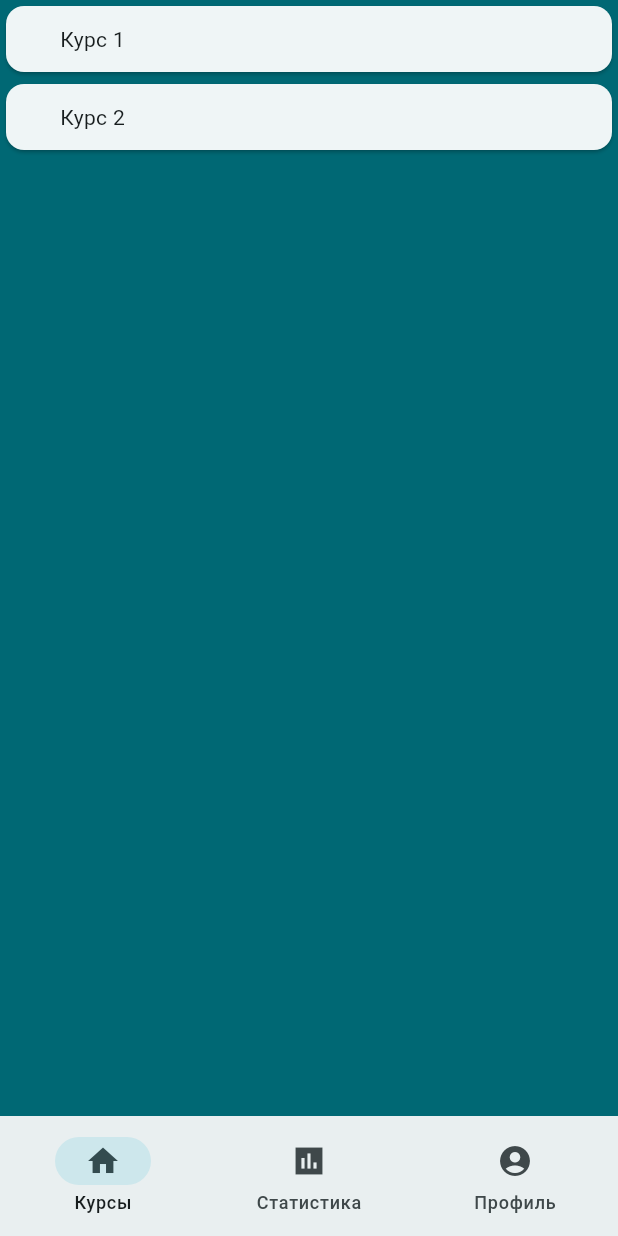
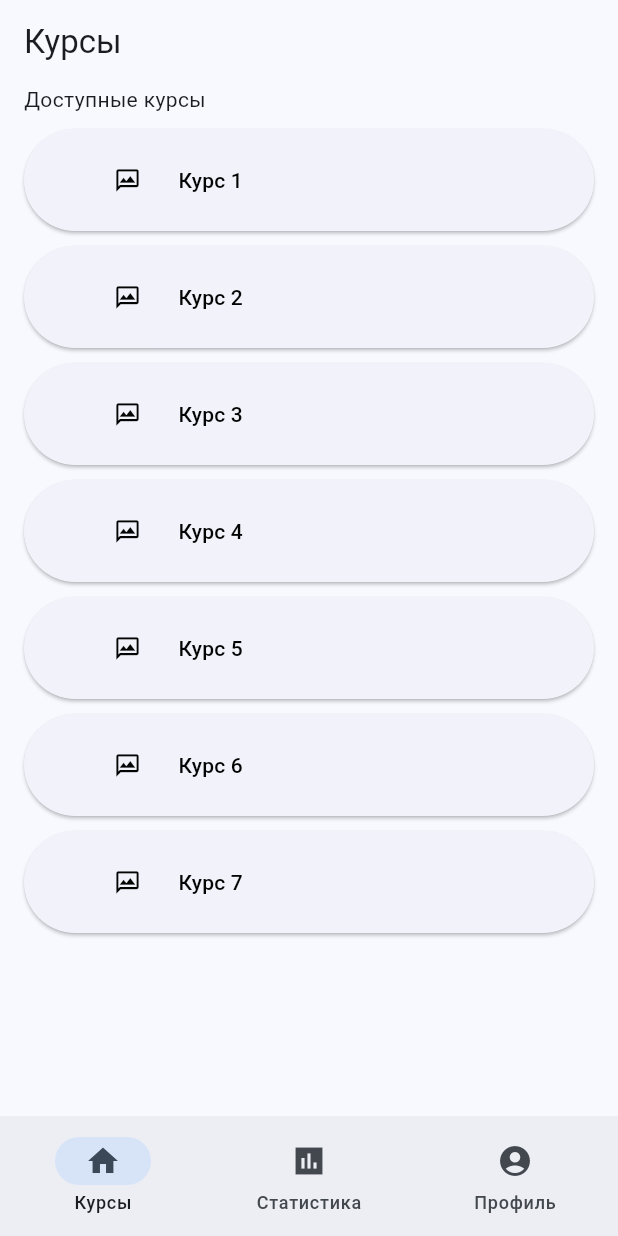
Before and after one commit to andrey-zinoviev-dev/flutter-sova, a Flutter app: the MainScreen screen opened directly, on a phone screen of 412 x 824 dp. Run offline on Flutter 3.47's test engine with Material 3 defaults, Android fonts, the phone set to English and light mode, and no system bars.

Commit message:
updated sova flutter

```diff
--- a/lib/main.dart
+++ b/lib/main.dart
@@ -29,9 +29,15 @@ class MyApp extends StatelessWidget {
         // This works for code too, not just values: Most code changes can be
         // tested with just a hot reload.
         colorScheme: ColorScheme.fromSeed(
-            seedColor: const Color.fromARGB(255, 243, 243, 243)),
-        // useMaterial3: true,
+          seedColor: Colors.blue,
+          primary: const Color.fromARGB(255, 4, 4, 4),
+          // seedColor: const Color.fromARGB(255, 235, 235, 235),
+          // primary: const Color.fromARGB(255, 19, 19, 19),
         ),
+        brightness: Brightness.light,
+        useMaterial3: true,
+      ),
+      debugShowCheckedModeBanner: false,
       home: const MyHomePage(title: 'Flutter Demo Home Page'),
     );
   }
@@ -96,9 +102,10 @@ class WelcomeWidget extends StatelessWidget {
 
   @override
   Widget build(BuildContext context) {
-    return Container(
+    return Scaffold(
+      body: Container(
         padding: EdgeInsets.all(16.0),
-      color: Color.fromRGBO(243, 243, 243, 1),
+        // color: Color.fromRGBO(243, 243, 243,ß 1),
         child: Column(
           mainAxisAlignment: MainAxisAlignment.center,
           children: [
@@ -114,8 +121,8 @@ class WelcomeWidget extends StatelessWidget {
                 child: Text("Войти"))
           ],
         ),
-    );
-    //  Column(
+      ),
+    ); //  Column(
     //   mainAxisAlignment: MainAxisAlignment.center,
     //   children: [Text("SOVA", style: TextStyle(
     //     fontSize: 64,
@@ -139,6 +146,22 @@ class _MainScreenState extends State<MainScreen> {
 
   @override
   Widget build(BuildContext context) {
+    final theme = Theme.of(context).colorScheme.primary;
+
+    String title;
+    switch (index) {
+      case 0:
+        title = "Курсы";
+        break;
+      case 1:
+        title = "Статистика";
+        break;
+      case 2:
+        title = "Профиль";
+      default:
+        throw UnimplementedError('no title for $index');
+    }
+
     Widget screen;
     switch (index) {
       case 0:
@@ -153,9 +176,17 @@ class _MainScreenState extends State<MainScreen> {
       default:
         throw UnimplementedError('no widget for $index');
     }
+
+    // final theme = Theme .of(context).colorScheme.surface;
+
     return Scaffold(
+        appBar: AppBar(
+          automaticallyImplyLeading: false,
+          title: Text(title),
+        ),
         body: Container(
-          color: Theme.of(context).primaryColor,
+          // color: Theme.of(context).
+          // color: theme,
           child: screen,
         ),
         bottomNavigationBar: NavigationBar(
@@ -220,17 +251,50 @@ class CustomForm extends StatelessWidget {
   }
 }
 
-class CoursesPage extends StatelessWidget {
+class CoursesPage extends StatefulWidget {
   const CoursesPage({super.key});
 
   @override
+  State<CoursesPage> createState() => _CoursesPageState();
+}
+
+class _CoursesPageState extends State<CoursesPage> {
+  int index = 0;
+
+  @override
   Widget build(BuildContext context) {
-    return ListView(
+    return Padding(
+      padding: const EdgeInsets.only(top: 0, left: 16, right: 16, bottom: 0),
+      child: LayoutBuilder(builder: (context, constraints) {
+        return SingleChildScrollView(
+            child: ConstrainedBox(
+          constraints: BoxConstraints(minHeight: constraints.maxHeight),
+          child: Column(
+            mainAxisAlignment: MainAxisAlignment.start,
+            crossAxisAlignment: CrossAxisAlignment.start,
             children: [
+              Text("Доступные курсы"),
+              SizedBox(
+                height: 10,
+              ),
               CourseWidget(courseLabel: "Курс 1"),
-        CourseWidget(courseLabel: "Курс 2")
+              CourseWidget(courseLabel: "Курс 2"),
+              CourseWidget(courseLabel: "Курс 3"),
+              CourseWidget(courseLabel: "Курс 4"),
+              CourseWidget(courseLabel: "Курс 5"),
+              CourseWidget(courseLabel: "Курс 6"),
+              CourseWidget(courseLabel: "Курс 7"),
             ],
+          ),
+        ));
+      }),
     );
+    // return ListView(
+    //   children: [
+    //     CourseWidget(courseLabel: "Курс 1"),
+    //     CourseWidget(courseLabel: "Курс 2")
+    //   ],
+    // );
   }
 }
 
@@ -244,13 +308,34 @@ class CourseWidget extends StatelessWidget {
 
   @override
   Widget build(BuildContext context) {
-    return Card(
+    return Column(
+      children: [
+        ElevatedButton(
+            onPressed: () {
+              Navigator.push(
+                  context,
+                  MaterialPageRoute(
+                      builder: (context) => CoursePage(
+                            title: courseLabel,
+                          )));
+            },
             child: Padding(
-      padding: const EdgeInsets.symmetric(vertical: 12, horizontal: 36),
-      child: Text(
-        courseLabel,
-      ),
-    ));
+                padding:
+                    const EdgeInsets.symmetric(vertical: 24, horizontal: 36),
+                child: Row(
+                  // mainAxisAlignment: MainAxisAlignment.center,
+                  children: [
+                    Icon(Icons.mms_outlined),
+                    SizedBox(width: 25),
+                    Text(courseLabel),
+                  ],
+                ))),
+        SizedBox(
+          height: 10,
+          width: 0,
+        )
+      ],
+    );
   }
 }
 
@@ -275,10 +360,69 @@ class ProfilePage extends StatelessWidget {
         mainAxisAlignment: MainAxisAlignment.center,
         children: [
           Text("С возвращением, Андрей!"),
-          ElevatedButton(onPressed: () {}, child: Text("Настройки")),
-          ElevatedButton(onPressed: () {}, child: Text("Выйти"))
+          ElevatedButton(
+              onPressed: () {
+                Navigator.push(
+                    context,
+                    MaterialPageRoute(
+                        builder: (context) => ProfileSettingsPage()));
+              },
+              child: Text("Настройки")),
+          ElevatedButton(
+              onPressed: () {
+                Navigator.push(context,
+                    MaterialPageRoute(builder: (context) => WelcomeWidget()));
+              },
+              child: Text("Выйти"))
         ],
+      ),
+    );
+    // return Center(
+    //   child: Column(
+    //     mainAxisAlignment: MainAxisAlignment.center,
+    //     children: [
+    //       Text("С возвращением, Андрей!"),
+    //       ElevatedButton(onPressed: () {}, child: Text("Настройки")),
+    //       ElevatedButton(
+    //           onPressed: () {
+    //             Navigator.push(context,
+    //                 MaterialPageRoute(builder: (context) => WelcomeWidget()));
+    //           },
+    //           child: Text("Выйти"))
+    //     ],
+    //   ),
+    // );
+  }
+}
+
+class CoursePage extends StatelessWidget {
+  const CoursePage({super.key, required this.title});
+
+  final String title;
+
+  @override
+  Widget build(BuildContext context) {
+    // return
+    return Scaffold(
+      appBar: AppBar(
+        title: Text(title),
+        // automaticallyImplyLeading: true,
       ),
     );
   }
 }
+
+class ProfileSettingsPage extends StatelessWidget {
+  const ProfileSettingsPage({super.key});
+
+  @override
+  Widget build(BuildContext context) {
+    return Scaffold(
+      appBar: AppBar(
+        title: Text("Настройки"),
+        // automaticallyImplyLeading: true,
+      ),
+      body: Center(),
+    );
+  }
+}
```
Lines whose indentation alone changed are shown as unchanged.
